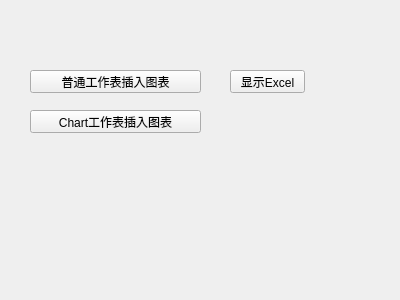
Before: the Qt Designer form XlsxDemo/TestXlsx/test4.ui in mahuifa/QMDemo, drawn with Qt 5.
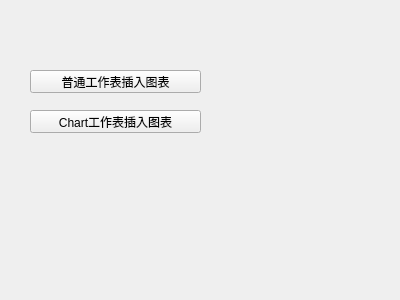
After: the same form once the commit is applied.

Commit message:
重构：重构调用WPS打开Excel功能
    1、取消在每个Demo调用WPS打开Excel；
    2、通过定义接口类，获取每个Demo的Excel名称，在主窗口中调用WPS打开对应Demo的Excel.

```diff
--- a/XlsxDemo/TestXlsx/test4.ui
+++ b/XlsxDemo/TestXlsx/test4.ui
@@ -39,19 +39,6 @@
     <string>Chart工作表插入图表</string>
    </property>
   </widget>
-  <widget class="QPushButton" name="but_show">
-   <property name="geometry">
-    <rect>
-     <x>230</x>
-     <y>70</y>
-     <width>75</width>
-     <height>23</height>
-    </rect>
-   </property>
-   <property name="text">
-    <string>显示Excel</string>
-   </property>
-  </widget>
  </widget>
  <resources/>
  <connections/>
```
The commit also changes 16 other files.
